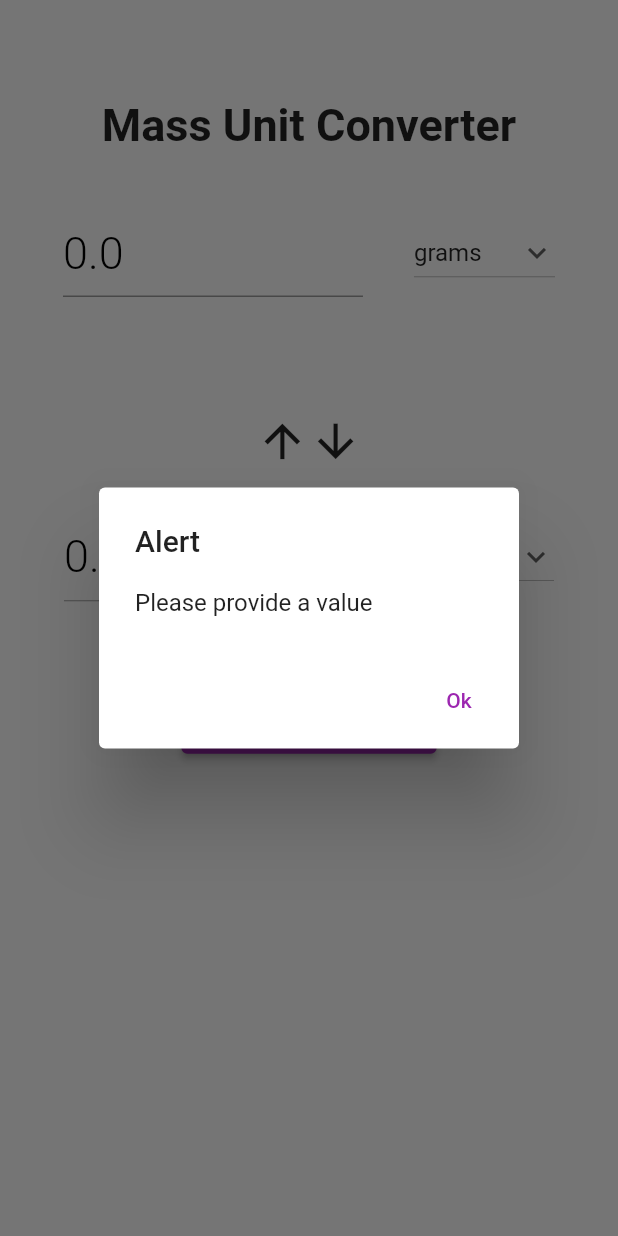
After one commit to PratikAmonkar/Unit-Calculator, a Flutter app: the MassCategoryPage screen opened directly, after a tap on "Convert", on a phone screen of 412 x 824 dp. The commit adds this screen. Run offline on Flutter 3.47's test engine with Material 2 defaults, Android fonts, the phone set to English and light mode, and no system bars.

Commit message:
added mass category

```diff
--- /dev/null
+++ b/lib/functions/mass_unit_convert.dart
@@ -0,0 +1,25 @@
+massUnitConverte(firstIntialDropDownValue, secondIntialDropDownValue,
+    firstTextControllerValue, secondTextControllerValue) {
+  if (firstIntialDropDownValue == "grams" &&
+      secondIntialDropDownValue == "kilograms") {
+    return (double.parse(firstTextControllerValue.text) / 1000)
+        .toStringAsFixed(3);
+  } else if (firstIntialDropDownValue == "kilograms" &&
+      secondIntialDropDownValue == "grams") {
+    return (double.parse(firstTextControllerValue.text) * 1000)
+        .toStringAsFixed(2);
+  } else if (firstIntialDropDownValue == "grams" &&
+      secondIntialDropDownValue == "carats") {
+    return (double.parse(firstTextControllerValue.text) * 5).toStringAsFixed(2);
+  } else if (firstIntialDropDownValue == "carats" &&
+      secondIntialDropDownValue == "grams") {
+    return (double.parse(firstTextControllerValue.text) / 5).toStringAsFixed(2);
+  } else if (firstIntialDropDownValue == "kilograms" &&
+      secondIntialDropDownValue == "carats") {
+    return (double.parse(firstTextControllerValue.text) * 5000)
+        .toStringAsFixed(2);
+  } else {
+    return (double.parse(firstTextControllerValue.text) / 5000)
+        .toStringAsFixed(6);
+  }
+}
--- a/lib/screens/category_page.dart
+++ b/lib/screens/category_page.dart
@@ -3,6 +3,7 @@ import 'package:flutter/services.dart';
 import 'package:unit_converter/model/category_model.dart';
 import 'package:unit_converter/screens/angle_category_page.dart';
 import 'package:unit_converter/screens/area_category_page.dart';
+import 'package:unit_converter/screens/mass_category_page.dart';
 
 class CategoryPage extends StatefulWidget {
   const CategoryPage({Key? key}) : super(key: key);
@@ -17,9 +18,13 @@ class _CategoryPageState extends State<CategoryPage> {
       "images/angle.png",
       "Angle",
     ),
-     CategoryImage(
+    CategoryImage(
       "images/area.png",
       "Area",
+    ),
+    CategoryImage(
+      "images/mass.png",
+      "Mass",
     ),
   ];
 
@@ -60,10 +65,16 @@ class _CategoryPageState extends State<CategoryPage> {
                     builder: (context) => const AngleCategoryPage(),
                   ),
                 );
-              }else if(index == 1){
-                 Navigator.of(context).push(
+              } else if (index == 1) {
+                Navigator.of(context).push(
                   MaterialPageRoute(
                     builder: (context) => const AreaCategoryPage(),
+                  ),
+                );
+              } else if (index == 2) {
+                Navigator.of(context).push(
+                  MaterialPageRoute(
+                    builder: (context) => const MassCategoryPage(),
                   ),
                 );
               }
--- /dev/null
+++ b/lib/screens/mass_category_page.dart
@@ -0,0 +1,236 @@
+import 'package:flutter/material.dart';
+import 'package:flutter/services.dart';
+import 'package:unit_converter/functions/mass_unit_convert.dart';
+import 'package:unit_converter/widgets/alertbox_widget.dart';
+
+class MassCategoryPage extends StatefulWidget {
+  const MassCategoryPage({Key? key}) : super(key: key);
+
+  @override
+  State<MassCategoryPage> createState() => _AngleCategoryPageState();
+}
+
+class _AngleCategoryPageState extends State<MassCategoryPage> {
+  String firstIntialDropDownValue = 'grams';
+  String secondIntialDropDownValue = 'kilograms';
+
+  final firstDropDownValue = [
+    "grams",
+    "kilograms",
+    "carats",
+  ];
+
+  final secondDropDownValue = [
+    "grams",
+    "kilograms",
+    "carats",
+  ];
+
+  final firstTextControllerValue = TextEditingController();
+  final secondTextControllerValue = TextEditingController();
+
+  @override
+  Widget build(BuildContext context) {
+    return Scaffold(
+      backgroundColor: Colors.white,
+      appBar: AppBar(
+        backgroundColor: Colors.white,
+        elevation: 0.0,
+        centerTitle: true,
+        systemOverlayStyle: const SystemUiOverlayStyle(
+          statusBarColor: Colors.white,
+          statusBarIconBrightness: Brightness.dark,
+        ),
+      ),
+      body: SingleChildScrollView(
+        child: Column(
+          children: [
+            const Padding(
+              padding: EdgeInsets.only(
+                top: 10.0,
+                bottom: 30,
+              ),
+              child: Text(
+                "Mass Unit Converter",
+                style: TextStyle(
+                  fontSize: 30.0,
+                  fontWeight: FontWeight.bold,
+                ),
+              ),
+            ),
+            Padding(
+              padding: const EdgeInsets.all(8.0),
+              child: Row(
+                mainAxisAlignment: MainAxisAlignment.spaceEvenly,
+                children: [
+                  SizedBox(
+                    width: 200.0,
+                    child: TextFormField(
+                      controller: firstTextControllerValue,
+                      style: const TextStyle(
+                        fontSize: 30,
+                        fontWeight: FontWeight.w300,
+                      ),
+                      keyboardType: TextInputType.number,
+                      decoration: const InputDecoration(
+                        hintText: "0.0",
+                        hintStyle: TextStyle(
+                          fontSize: 30,
+                          fontWeight: FontWeight.w300,
+                          color: Colors.black,
+                        ),
+                      ),
+                    ),
+                  ),
+                  DropdownButton(
+                    value: firstIntialDropDownValue,
+                    icon: const Icon(Icons.keyboard_arrow_down),
+                    items: firstDropDownValue.map(
+                      (String items) {
+                        return DropdownMenuItem(
+                          value: items,
+                          child: Text(items),
+                        );
+                      },
+                    ).toList(),
+                    onChanged: (String? newValue) {
+                      setState(
+                        () {
+                          firstIntialDropDownValue = newValue!;
+                        },
+                      );
+                    },
+                  ),
+                ],
+              ),
+            ),
+            const SizedBox(
+              height: 20.0,
+            ),
+            Padding(
+              padding: const EdgeInsets.only(top: 50.0),
+              child: Row(
+                mainAxisAlignment: MainAxisAlignment.center,
+                children: const [
+                  Icon(
+                    Icons.arrow_upward,
+                    size: 35.5,
+                  ),
+                  Icon(
+                    Icons.arrow_downward,
+                    size: 35.5,
+                  ),
+                ],
+              ),
+            ),
+            const SizedBox(
+              height: 20.0,
+            ),
+            Padding(
+              padding: const EdgeInsets.all(10.0),
+              child: Row(
+                mainAxisAlignment: MainAxisAlignment.spaceEvenly,
+                children: [
+                  SizedBox(
+                    width: 200.0,
+                    child: TextFormField(
+                      enabled: false,
+                      controller: secondTextControllerValue,
+                      style: const TextStyle(
+                        fontSize: 30,
+                        fontWeight: FontWeight.w300,
+                      ),
+                      //initialValue: "0.0",
+                      keyboardType: TextInputType.number,
+                      decoration: const InputDecoration(
+                        hintText: "0.0",
+                        hintStyle: TextStyle(
+                          fontSize: 30,
+                          fontWeight: FontWeight.w300,
+                          color: Colors.black,
+                        ),
+                      ),
+                    ),
+                  ),
+                  DropdownButton(
+                    value: secondIntialDropDownValue,
+                    icon: const Icon(Icons.keyboard_arrow_down),
+                    items: secondDropDownValue.map(
+                      (String items) {
+                        return DropdownMenuItem(
+                          value: items,
+                          child: Text(items),
+                        );
+                      },
+                    ).toList(),
+                    onChanged: (String? newValue) {
+                      setState(
+                        () {
+                          secondIntialDropDownValue = newValue!;
+                        },
+                      );
+                    },
+                  ),
+                ],
+              ),
+            ),
+            const SizedBox(
+              height: 50.0,
+            ),
+            ElevatedButton(
+              onPressed: () {
+                convertData();
+              },
+              style: OutlinedButton.styleFrom(
+                padding: const EdgeInsets.only(
+                  left: 50.0,
+                  right: 50.0,
+                ),
+              ),
+              child: const Text(
+                "Convert",
+                style: TextStyle(
+                  fontSize: 20.0,
+                ),
+              ),
+            ),
+          ],
+        ),
+      ),
+    );
+  }
+
+  void convertData() {
+    if (firstTextControllerValue.text.isEmpty) {
+      alertBoxWidget(
+        context,
+        "Alert",
+        "Please provide a value",
+      );
+    } else if (firstTextControllerValue.text == "0.0" ||
+        firstTextControllerValue.text == "0") {
+      alertBoxWidget(
+        context,
+        "Alert",
+        "Zero not allowed",
+      );
+    } else if (firstIntialDropDownValue == secondIntialDropDownValue) {
+      alertBoxWidget(
+        context,
+        "Alert",
+        "You choose same option",
+      );
+    } else {
+      setState(
+        () {
+          secondTextControllerValue.text = massUnitConverte(
+            firstIntialDropDownValue,
+            secondIntialDropDownValue,
+            firstTextControllerValue,
+            secondTextControllerValue,
+          );
+        },
+      );
+    }
+  }
+}
```
Also changed, not shown: images/mass.png (added).
